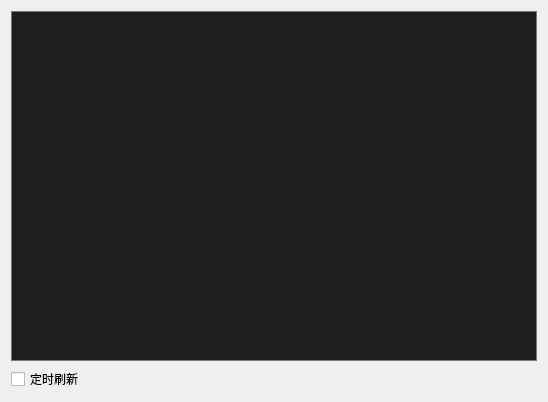
gongjianbo/QtTableViewDelegate, file DemoStandardModel/DemoStandardModel.ui: the form before one commit.
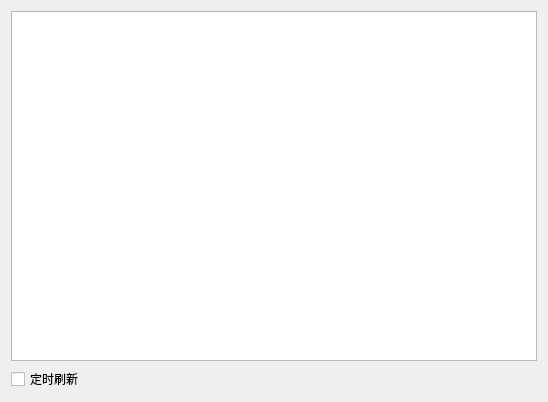
The form after the commit.

What changed in the file:
```diff
--- a/DemoStandardModel/DemoStandardModel.ui
+++ b/DemoStandardModel/DemoStandardModel.ui
@@ -14,56 +14,7 @@
    <string>Form</string>
   </property>
   <property name="styleSheet">
-   <string notr="true">QTableView{
-font:14px &quot;宋体&quot;;
-border:1px solid rgb(120,120,120);
-gridline-color: rgb(120,120,120);
-color:white;
-background:rgb(30,30,30);
-alternate-background-color:rgb(50,50,50);
-selection-color:white;
-selection-background-color:rgb(50,100,200);
-}
-QTableView::indicator{
-width: 16px;
-height: 16px;
-margin-left:20px;
-}
-QTableView::indicator:hover,
-QTableView::indicator:checked:hover{
-}
-QTableView::indicator:checked{
-}
-QHeaderView{
-border:0;
-background:rgb(70,70,70);
-}
-QHeaderView::section{
-font:14px &quot;宋体&quot;;
-height:25px;
-width:50px;
-border:1px solid rgb(50,100,200);
-border-left:0;
-border-top:0;
-color:white;
-background:rgb(70,70,70);
-}
-QHeaderView::section:hover{
-background:rgb(150,150,150);
-}
-QHeaderView::section:pressed,
-QHeaderView::section:checked{
-background:rgb(50,100,200);
-}
-QTableView QTableCornerButton::section {
-background:rgb(70,70,70);
-border:1px solid rgb(50,100,200);
-border-left:0;
-border-top:0;
-}
-/*表头排序的小图标*/
-QHeaderView::down-arrow{}
-QHeaderView::up-arrow{}</string>
+   <string notr="true"/>
   </property>
   <layout class="QVBoxLayout" name="verticalLayout">
    <item>
```
